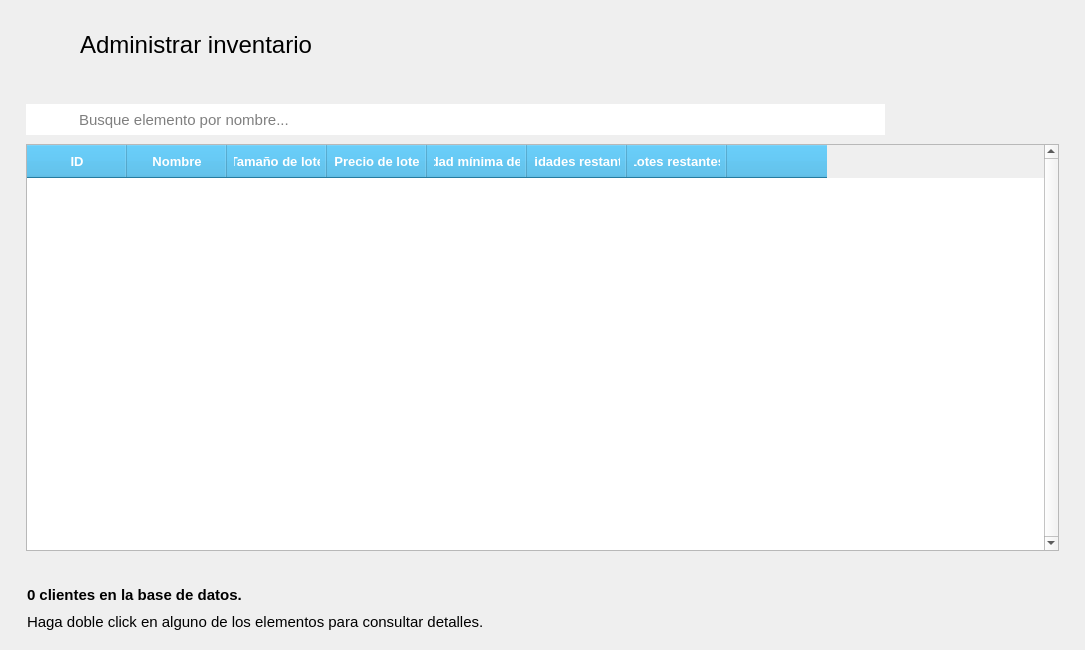
This is ui/Ui_AdministrarInventario.ui in ivanperez-7/printpos as Qt 5 draws it before an edit. The edited form follows.
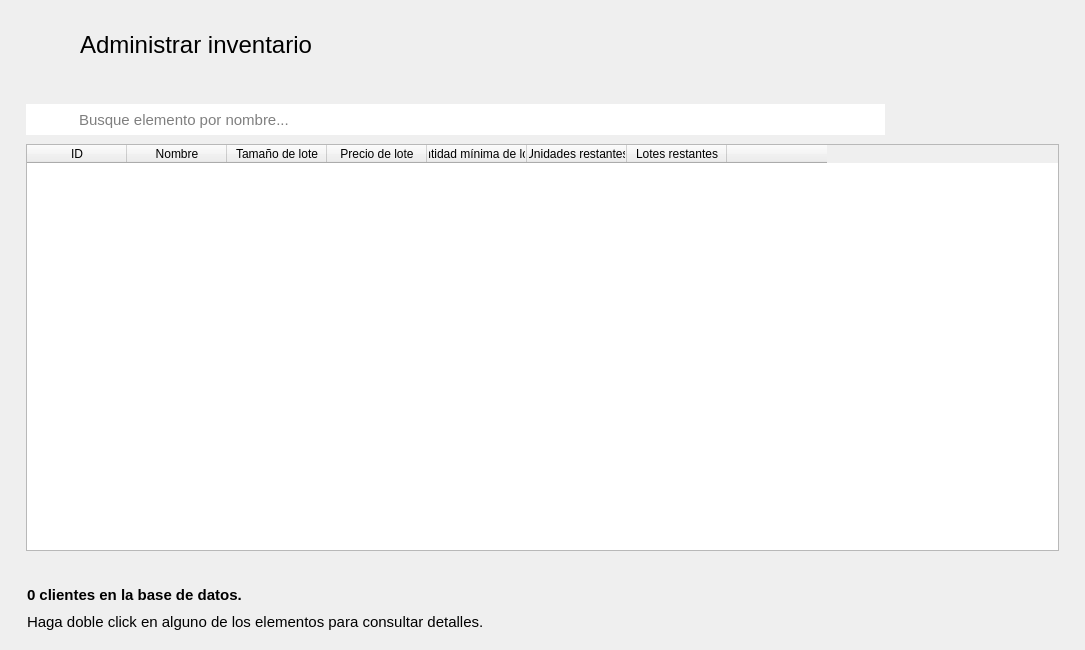
This is the edited form. Icons and pictures are not drawn. Custom widgets are drawn as their Qt base class.

```diff
--- a/ui/Ui_AdministrarInventario.ui
+++ b/ui/Ui_AdministrarInventario.ui
@@ -382,62 +382,7 @@
            <number>0</number>
           </property>
           <item>
-           <widget class="QTableWidget" name="tabla_inventario">
-            <property name="font">
-             <font>
-              <family>Segoe UI</family>
-              <pointsize>10</pointsize>
-             </font>
-            </property>
-            <property name="styleSheet">
-             <string notr="true">QHeaderView::section {
-	font: bold 10pt;
-	color: rgb(255, 255, 255);
-	background-color: rgb(52, 172, 224);
-	padding: 7px;
-}
-
-QTableView::item{
-  padding: 5px;
-}
-
-QTableWidget {
-	alternate-background-color: rgb(240, 240, 240);
-}
-
-QTableView {
-    selection-background-color: rgb(85, 85, 255);
-    selection-color: rgb(255, 255, 255);
-}
-QTableView:active {
-    selection-background-color: rgb(85, 85, 255);
-    selection-color: rgb(255, 255, 255);
-}</string>
-            </property>
-            <property name="verticalScrollBarPolicy">
-             <enum>Qt::ScrollBarAlwaysOn</enum>
-            </property>
-            <property name="editTriggers">
-             <set>QAbstractItemView::NoEditTriggers</set>
-            </property>
-            <property name="alternatingRowColors">
-             <bool>true</bool>
-            </property>
-            <property name="selectionMode">
-             <enum>QAbstractItemView::SingleSelection</enum>
-            </property>
-            <property name="selectionBehavior">
-             <enum>QAbstractItemView::SelectRows</enum>
-            </property>
-            <property name="showGrid">
-             <bool>false</bool>
-            </property>
-            <attribute name="horizontalHeaderMinimumSectionSize">
-             <number>50</number>
-            </attribute>
-            <attribute name="verticalHeaderVisible">
-             <bool>false</bool>
-            </attribute>
+           <widget class="TablaDatos" name="tabla_inventario">
             <column>
              <property name="text">
               <string>ID</string>
@@ -569,6 +514,13 @@
    </layout>
   </widget>
  </widget>
+ <customwidgets>
+  <customwidget>
+   <class>TablaDatos</class>
+   <extends>QTableWidget</extends>
+   <header>utils.mywidgets.h</header>
+  </customwidget>
+ </customwidgets>
  <resources>
   <include location="../resources.qrc"/>
  </resources>
```
